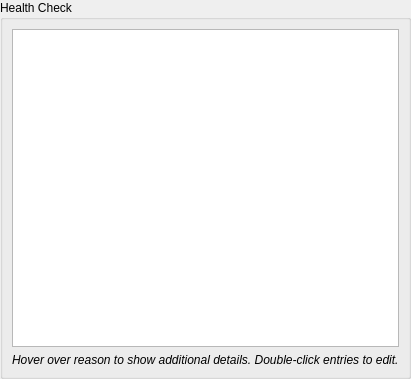
keepassxreboot/keepassxc, file src/gui/reports/ReportsWidgetHealthcheck.ui: the form before one commit.
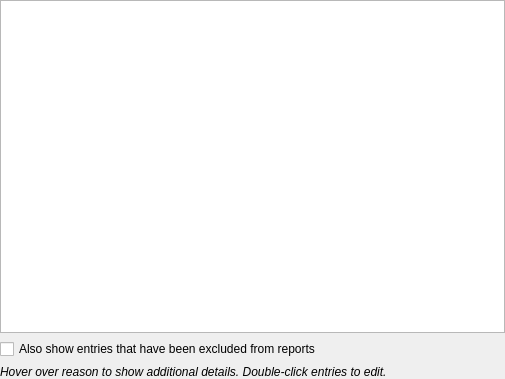
The form after the commit.

Commit message:
Reports: Add "Known Bad" flag for entries
* Fixes #4168

* Introduce a custom data element stored with an entry to indicate that it is a "Known Bad" entry. This flag causes database reports to skip these entries.
* The current number of known bad entries is displayed in the statistics report.
* Add context menu to reports to easily exclude entries.

What changed in the file:
```diff
--- a/src/gui/reports/ReportsWidgetHealthcheck.ui
+++ b/src/gui/reports/ReportsWidgetHealthcheck.ui
@@ -6,11 +6,11 @@
    <rect>
     <x>0</x>
     <y>0</y>
-    <width>327</width>
+    <width>505</width>
     <height>379</height>
    </rect>
   </property>
-  <layout class="QVBoxLayout" name="verticalLayout" stretch="0">
+  <layout class="QVBoxLayout" name="verticalLayout" stretch="0,0,0">
    <property name="leftMargin">
     <number>0</number>
    </property>
@@ -24,12 +24,6 @@
     <number>0</number>
    </property>
    <item>
-    <widget class="QGroupBox" name="healthcheckGroupBox">
-     <property name="title">
-      <string>Health Check</string>
-     </property>
-     <layout class="QVBoxLayout" name="verticalLayout_2">
-      <item>
         <widget class="QTableView" name="healthcheckTableView">
         <property name="editTriggers">
          <set>QAbstractItemView::NoEditTriggers</set>
@@ -47,7 +41,7 @@
          <bool>false</bool>
         </property>
         <attribute name="horizontalHeaderVisible">
-         <bool>true</bool>
+      <bool>false</bool>
         </attribute>
         <attribute name="horizontalHeaderStretchLastSection">
          <bool>true</bool>
@@ -57,6 +51,13 @@
         </attribute>
        </widget>
       </item>
+   <item>
+    <widget class="QCheckBox" name="showKnownBadCheckBox">
+     <property name="text">
+      <string>Also show entries that have been excluded from reports</string>
+     </property>
+    </widget>
+   </item>
       <item>
        <widget class="QLabel" name="tipLabel">
         <property name="font">
@@ -67,9 +68,6 @@
         <property name="text">
          <string>Hover over reason to show additional details. Double-click entries to edit.</string>
         </property>
-       </widget>
-      </item>
-     </layout>
     </widget>
    </item>
   </layout>
```
Left out of the diff: 3 changed lines with no effect on the pictures. Lines whose indentation alone changed are shown as unchanged. The commit also changes 19 other files.
